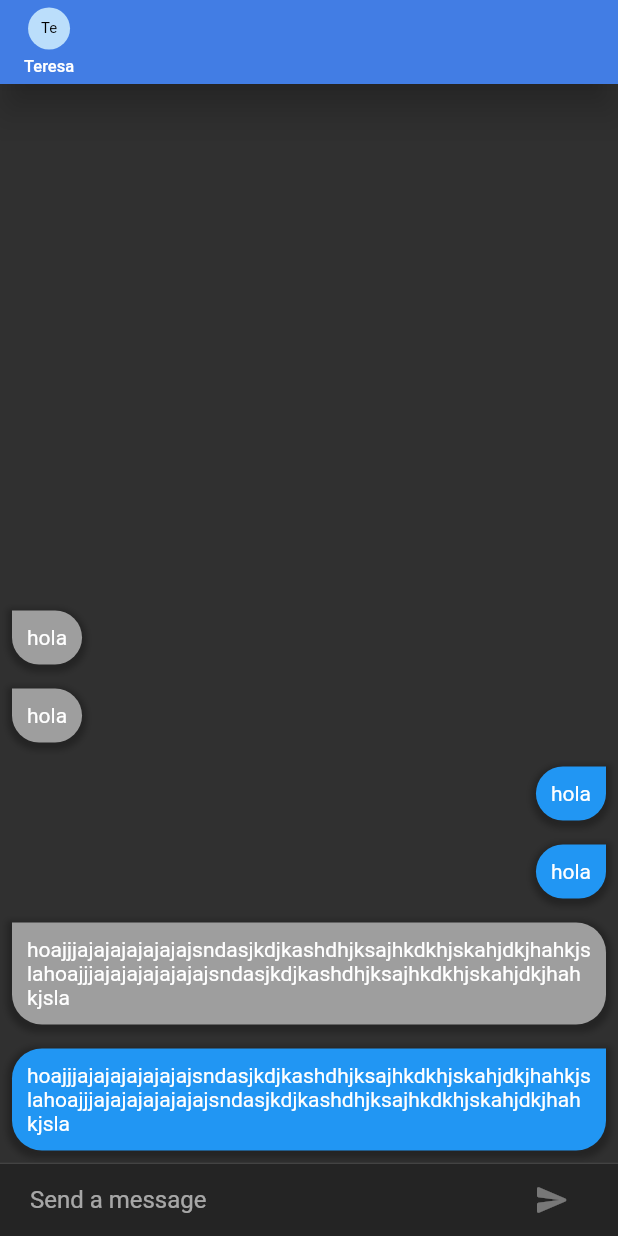
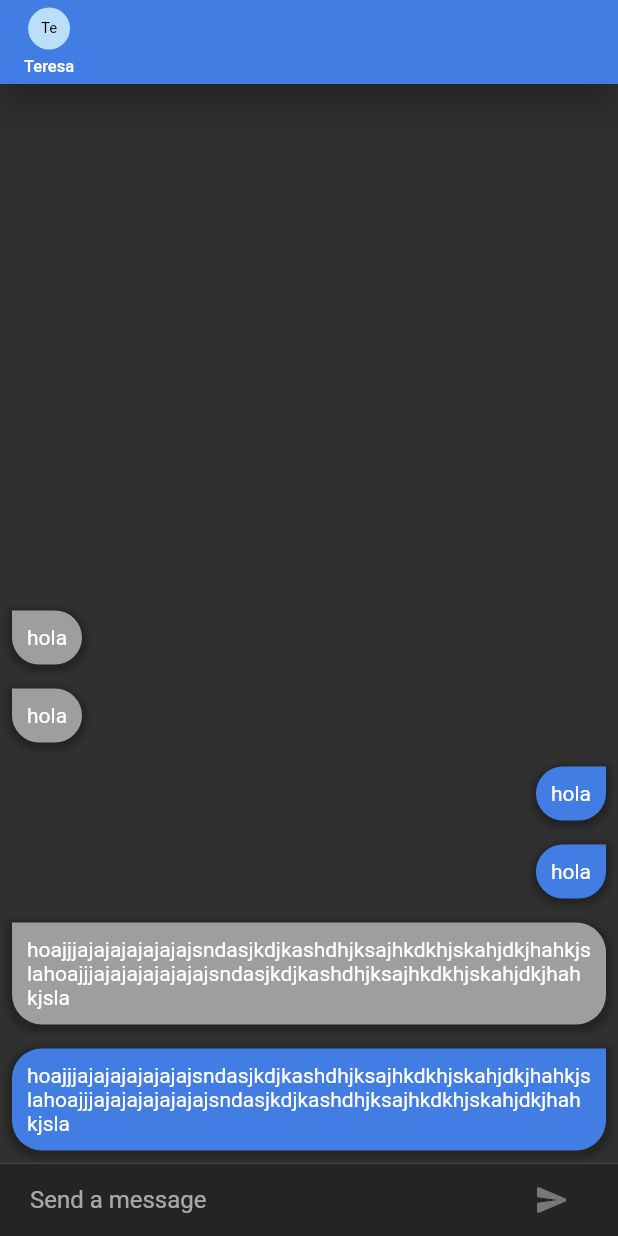
Before and after one commit to juanfranciscocis/Team_Chat, a Flutter app: the screen it shows after launch, on a phone screen of 412 x 824 dp. Run offline on Flutter 3.47's test engine with Material 2 defaults, Android fonts, the light colour scheme and no system bars; our stand-ins replace pull_to_refresh.

Commit message:
CHAT PAGE, BUBBLE MESSAGES

```diff
--- a/lib/widgets/chat_message_widget.dart
+++ b/lib/widgets/chat_message_widget.dart
@@ -25,7 +25,7 @@ class ChatMessageWidget extends StatelessWidget {
         padding: const EdgeInsets.all(10),
         child: Text(this.text),
         decoration: const BoxDecoration(
-          color: Colors.blue,
+          color: Color.fromRGBO(66, 125, 228, 1.0),
           borderRadius: BorderRadius.only(
             topLeft: Radius.circular(20),
             bottomLeft: Radius.circular(20),
```
